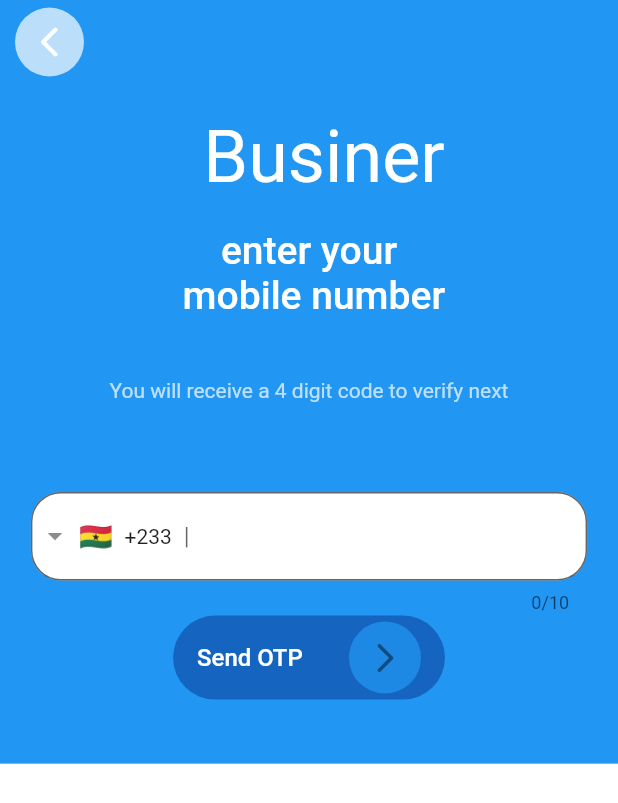
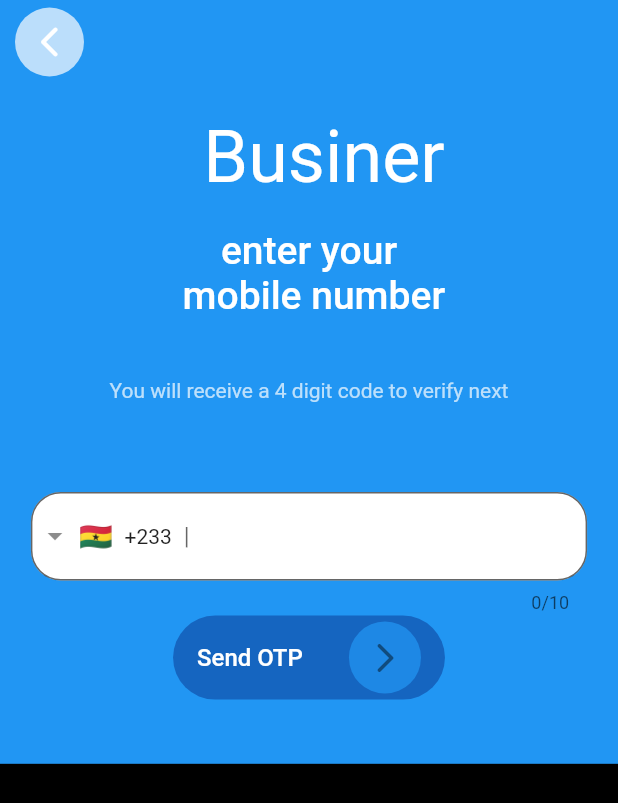
Before and after one commit to winfred56/Flutter, a Flutter app: the OTPVerification screen opened by its route, on a phone screen of 412 x 824 dp. Shown: the top 803 px of the screen. Run offline on Flutter 3.47's test engine with Material 2 defaults, Android fonts, the phone set to English and light mode, and no system bars; drawn by our look-alikes of intl_phone_field; our stand-ins replace bloc, cloud_firestore, dartz, device_preview, easy_splash_screen, equatable and 8 more; missing offline and left inert: data_connection_checker_nulls; accounts and stored records are empty.

Commit message:
:hammer: stack containers

```diff
--- a/dribble_design1/lib/pages/otp_verification.dart
+++ b/dribble_design1/lib/pages/otp_verification.dart
@@ -12,6 +12,7 @@ class _OTPVerificationState extends State<OTPVerification> {
   @override
   Widget build(BuildContext context) {
     return Scaffold(
+      //backgroundColor: Colors.blue,
       appBar: AppBar(
         elevation: 0,
         leading: Padding(
@@ -29,15 +30,29 @@ class _OTPVerificationState extends State<OTPVerification> {
         ),
       ),
       body: SafeArea(
+        minimum: const EdgeInsets.symmetric(horizontal: 0),
         child: SingleChildScrollView(
           child: Column(
             children: [
-              Container(
+              Stack(
+                children: [
+                  /// Background
+                  Positioned(
+                      child: Container(
+                        color: Colors.black,
+                        height: MediaQuery.of(context).size.height * 1,
+                        width: MediaQuery.of(context).size.width * 1.2,
+                      )),
+
+                  /// Upper Part
+                  Positioned(
+                      child: Container(
                         height: MediaQuery.of(context).size.height * 0.55,
                         color: Colors.blue,
                         child: Column(
                           children: [
                             const Padding(padding: EdgeInsets.symmetric(vertical: 10)),
+                            /// Company Name
                             Row(
                               mainAxisAlignment: MainAxisAlignment.center,
                               children: const[
@@ -46,14 +61,17 @@ class _OTPVerificationState extends State<OTPVerification> {
                               ],
                             ),
                             const Padding(padding: EdgeInsets.symmetric(vertical: 10)),
+                            /// Title Text
                             const Text(
                                 "enter your\n mobile number",
                                 textAlign: TextAlign.center,
                                 style: TextStyle(fontSize: 26, color: Colors.white, fontWeight: FontWeight.w500)
                             ),
                             const Padding(padding: EdgeInsets.symmetric(vertical: 20)),
+                            /// SubTitle Text
                             const Text("You will receive a 4 digit code to verify next", style: TextStyle(color: Colors.white70,)),
                             const Padding(padding: EdgeInsets.symmetric(vertical: 30)),
+                            /// Phone Number field
                             SizedBox(
                               width: MediaQuery.of(context).size.width * 0.9,
                               height: MediaQuery.of(context).size.height * 0.1,
@@ -73,6 +91,7 @@ class _OTPVerificationState extends State<OTPVerification> {
                                 },
                               ),
                             ),
+                            /// Send otp button
                             Container(
                               width: MediaQuery.of(context).size.width * 0.44,
                               decoration: BoxDecoration(
@@ -96,10 +115,17 @@ class _OTPVerificationState extends State<OTPVerification> {
                           ],
                         ),
                       ),
-              Container(
-                  height: MediaQuery.of(context).size.height * 0.5,
-                  color: Colors.white,
-              )
+                  ),
+                  /// Lower Part {keyboard}
+                  // Positioned(
+                  //     child: Container(
+                  //       height: MediaQuery.of(context).size.height * 0.5,
+                  //       color: Colors.white,
+                  //     )
+                  // ),
+                ],
+              ),
+
             ],
           ),
         ),
```
Lines whose indentation alone changed are shown as unchanged.
